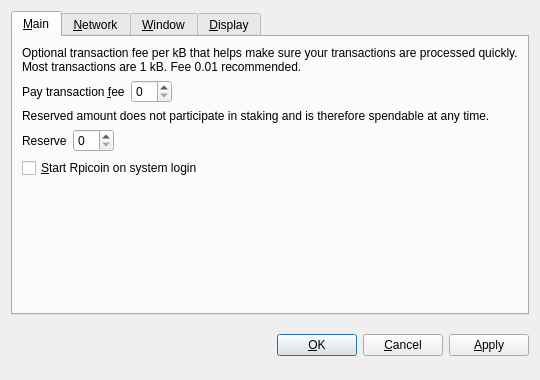
rpicoin/rpicore, file src/qt/forms/optionsdialog.ui: the form before one commit.
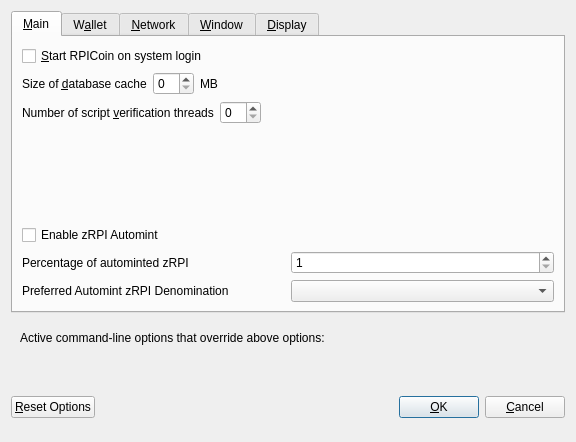
The form after the commit. The open tabs and pages were chosen to show the change. Custom widgets are drawn as their Qt base class.

```diff
--- a/src/qt/forms/optionsdialog.ui
+++ b/src/qt/forms/optionsdialog.ui
@@ -6,8 +6,8 @@
    <rect>
     <x>0</x>
     <y>0</y>
-    <width>540</width>
-    <height>380</height>
+    <width>576</width>
+    <height>442</height>
    </rect>
   </property>
   <property name="windowTitle">
@@ -19,9 +19,6 @@
   <layout class="QVBoxLayout" name="verticalLayout">
    <item>
     <widget class="QTabWidget" name="tabWidget">
-     <property name="tabPosition">
-      <enum>QTabWidget::North</enum>
-     </property>
      <property name="currentIndex">
       <number>3</number>
      </property>
@@ -30,110 +27,257 @@
        <string>&amp;Main</string>
       </attribute>
       <layout class="QVBoxLayout" name="verticalLayout_Main">
-       <item>
-        <widget class="QLabel" name="transactionFeeInfoLabel">
-         <property name="text">
-          <string>Optional transaction fee per kB that helps make sure your transactions are processed quickly. Most transactions are 1 kB. Fee 0.01 recommended.</string>
-         </property>
-         <property name="textFormat">
-          <enum>Qt::PlainText</enum>
-         </property>
-         <property name="wordWrap">
-          <bool>true</bool>
-         </property>
-        </widget>
-       </item>
-       <item>
-        <layout class="QHBoxLayout" name="horizontalLayoutFee">
-         <item>
-          <widget class="QLabel" name="transactionFeeLabel">
-           <property name="text">
-            <string>Pay transaction &amp;fee</string>
-           </property>
-           <property name="textFormat">
-            <enum>Qt::PlainText</enum>
-           </property>
-           <property name="buddy">
-            <cstring>transactionFee</cstring>
-           </property>
-          </widget>
-         </item>
-         <item>
-          <widget class="BitcoinAmountField" name="transactionFee"/>
-         </item>
-         <item>
-          <spacer name="horizontalSpacerFee">
-           <property name="orientation">
-            <enum>Qt::Horizontal</enum>
-           </property>
-           <property name="sizeHint" stdset="0">
-            <size>
-             <width>40</width>
-             <height>20</height>
-            </size>
-           </property>
-          </spacer>
-         </item>
-        </layout>
-       </item>
-       <item>
-        <widget class="QLabel" name="reserveBalanceInfoLabel">
-         <property name="text">
-          <string>Reserved amount does not participate in staking and is therefore spendable at any time.</string>
-         </property>
-         <property name="textFormat">
-          <enum>Qt::PlainText</enum>
-         </property>
-         <property name="wordWrap">
-          <bool>true</bool>
-         </property>
-        </widget>
-       </item>
-       <item>
-        <layout class="QHBoxLayout" name="horizontalLayoutReserveBalance">
-         <item>
-          <widget class="QLabel" name="reserveBalanceLabel">
-           <property name="text">
-            <string>Reserve</string>
-           </property>
-           <property name="textFormat">
-            <enum>Qt::PlainText</enum>
-           </property>
-           <property name="buddy">
-            <cstring>reserveBalance</cstring>
-           </property>
-          </widget>
-         </item>
-         <item>
-          <widget class="BitcoinAmountField" name="reserveBalance"/>
-         </item>
-         <item>
-          <spacer name="horizontalSpacerReserveBalance">
-           <property name="orientation">
-            <enum>Qt::Horizontal</enum>
-           </property>
-           <property name="sizeHint" stdset="0">
-            <size>
-             <width>40</width>
-             <height>20</height>
-            </size>
-           </property>
-          </spacer>
-         </item>
-        </layout>
-       </item>
        <item>
         <widget class="QCheckBox" name="bitcoinAtStartup">
          <property name="toolTip">
           <string>Automatically start Rpicoin after logging in to the system.</string>
          </property>
          <property name="text">
-          <string>&amp;Start Rpicoin on system login</string>
+          <string>&amp;Start RPICoin on system login</string>
          </property>
         </widget>
        </item>
        <item>
-        <spacer name="verticalSpacer_Main">
+        <layout class="QHBoxLayout" name="horizontalLayout_2_Main">
+         <item>
+          <widget class="QLabel" name="databaseCacheLabel">
+           <property name="text">
+            <string>Size of &amp;database cache</string>
+           </property>
+           <property name="textFormat">
+            <enum>Qt::PlainText</enum>
+           </property>
+           <property name="buddy">
+            <cstring>databaseCache</cstring>
+           </property>
+          </widget>
+         </item>
+         <item>
+          <widget class="QSpinBox" name="databaseCache"/>
+         </item>
+         <item>
+          <widget class="QLabel" name="databaseCacheUnitLabel">
+           <property name="text">
+            <string>MB</string>
+           </property>
+           <property name="textFormat">
+            <enum>Qt::PlainText</enum>
+           </property>
+          </widget>
+         </item>
+         <item>
+          <spacer name="horizontalSpacer_2_Main">
+           <property name="orientation">
+            <enum>Qt::Horizontal</enum>
+           </property>
+           <property name="sizeHint" stdset="0">
+            <size>
+             <width>40</width>
+             <height>20</height>
+            </size>
+           </property>
+          </spacer>
+         </item>
+        </layout>
+       </item>
+       <item>
+        <layout class="QHBoxLayout" name="horizontalLayout_3_Main">
+         <item>
+          <widget class="QLabel" name="threadsScriptVerifLabel">
+           <property name="text">
+            <string>Number of script &amp;verification threads</string>
+           </property>
+           <property name="textFormat">
+            <enum>Qt::PlainText</enum>
+           </property>
+           <property name="buddy">
+            <cstring>threadsScriptVerif</cstring>
+           </property>
+          </widget>
+         </item>
+         <item>
+          <widget class="QSpinBox" name="threadsScriptVerif">
+           <property name="toolTip">
+            <string>(0 = auto, &lt;0 = leave that many cores free)</string>
+           </property>
+          </widget>
+         </item>
+         <item>
+          <spacer name="horizontalSpacer_3_Main">
+           <property name="orientation">
+            <enum>Qt::Horizontal</enum>
+           </property>
+           <property name="sizeHint" stdset="0">
+            <size>
+             <width>40</width>
+             <height>20</height>
+            </size>
+           </property>
+          </spacer>
+         </item>
+        </layout>
+       </item>
+       <item>
+        <spacer name="verticalSpacer_2">
+         <property name="orientation">
+          <enum>Qt::Vertical</enum>
+         </property>
+         <property name="sizeHint" stdset="0">
+          <size>
+           <width>20</width>
+           <height>40</height>
+          </size>
+         </property>
+        </spacer>
+       </item>
+       <item>
+        <widget class="QCheckBox" name="checkBoxZeromintEnable">
+         <property name="toolTip">
+          <string>Enable automatic minting of WSP units to zRPI</string>
+         </property>
+         <property name="layoutDirection">
+          <enum>Qt::LeftToRight</enum>
+         </property>
+         <property name="text">
+          <string>Enable zRPI Automint</string>
+         </property>
+        </widget>
+       </item>
+       <item>
+        <layout class="QHBoxLayout" name="horizontalLayout_3">
+         <item>
+          <widget class="QLabel" name="percentage_label">
+           <property name="toolTip">
+            <string>Percentage of incoming WSP which get automatically converted to zRPI via Zerocoin Protocol (min: 10%)</string>
+           </property>
+           <property name="text">
+            <string>Percentage of autominted zRPI</string>
+           </property>
+          </widget>
+         </item>
+         <item>
+          <widget class="QSpinBox" name="zeromintPercentage">
+           <property name="minimum">
+            <number>1</number>
+           </property>
+           <property name="maximum">
+            <number>100</number>
+           </property>
+          </widget>
+         </item>
+        </layout>
+       </item>
+       <item>
+        <layout class="QHBoxLayout" name="horizontalLayout" stretch="0,0">
+         <property name="sizeConstraint">
+          <enum>QLayout::SetFixedSize</enum>
+         </property>
+         <item>
+          <widget class="QLabel" name="labelPreferredDenom">
+           <property name="maximumSize">
+            <size>
+             <width>16777215</width>
+             <height>16777215</height>
+            </size>
+           </property>
+           <property name="toolTip">
+            <string>Wait with automatic conversion to Zerocoin until enough WSP for this denomination is available</string>
+           </property>
+           <property name="text">
+            <string>Preferred Automint zRPI Denomination</string>
+           </property>
+          </widget>
+         </item>
+         <item>
+          <widget class="QComboBox" name="preferredDenom">
+           <property name="maximumSize">
+            <size>
+             <width>16777215</width>
+             <height>27</height>
+            </size>
+           </property>
+           <property name="toolTip">
+            <string>Wait with automatic conversion to Zerocoin until enough WSP for this denomination is available</string>
+           </property>
+           <property name="maxVisibleItems">
+            <number>9</number>
+           </property>
+           <property name="maxCount">
+            <number>9</number>
+           </property>
+          </widget>
+         </item>
+        </layout>
+       </item>
+      </layout>
+     </widget>
+     <widget class="QWidget" name="tabWallet">
+      <attribute name="title">
+       <string>W&amp;allet</string>
+      </attribute>
+      <layout class="QVBoxLayout" name="verticalLayout_Wallet">
+       <item>
+        <layout class="QHBoxLayout" name="horizontalLayout_2_Wallet">
+         <item>
+          <widget class="QLabel" name="labelStakeSplitThresholdText">
+           <property name="text">
+            <string>Stake split threshold:</string>
+           </property>
+          </widget>
+         </item>
+         <item>
+          <widget class="QSpinBox" name="spinBoxStakeSplitThreshold">
+           <property name="minimum">
+            <number>1</number>
+           </property>
+           <property name="maximum">
+            <number>999999</number>
+           </property>
+          </widget>
+         </item>
+        </layout>
+       </item>
+       <item>
+        <widget class="QGroupBox" name="groupBox">
+         <property name="title">
+          <string>Expert</string>
+         </property>
+         <layout class="QVBoxLayout" name="verticalLayout_2">
+          <item>
+           <widget class="QCheckBox" name="coinControlFeatures">
+            <property name="toolTip">
+             <string>Whether to show coin control features or not.</string>
+            </property>
+            <property name="text">
+             <string>Enable coin &amp;control features</string>
+            </property>
+           </widget>
+          </item>
+          <item>
+           <widget class="QCheckBox" name="showMasternodesTab">
+            <property name="toolTip">
+             <string>Show additional tab listing all your masternodes in first sub-tab&lt;br/&gt;and all masternodes on the network in second sub-tab.</string>
+            </property>
+            <property name="text">
+             <string>Show Masternodes Tab</string>
+            </property>
+           </widget>
+          </item>
+          <item>
+           <widget class="QCheckBox" name="spendZeroConfChange">
+            <property name="toolTip">
+             <string>If you disable the spending of unconfirmed change, the change from a transaction&lt;br/&gt;cannot be used until that transaction has at least one confirmation.&lt;br/&gt;This also affects how your balance is computed.</string>
+            </property>
+            <property name="text">
+             <string>&amp;Spend unconfirmed change</string>
+            </property>
+           </widget>
+          </item>
+         </layout>
+        </widget>
+       </item>
+       <item>
+        <spacer name="verticalSpacer_Wallet">
          <property name="orientation">
           <enum>Qt::Vertical</enum>
          </property>
@@ -383,8 +527,67 @@
      </widget>
     </widget>
    </item>
+   <item>
+    <widget class="QFrame" name="frame">
+     <layout class="QVBoxLayout" name="verticalLayout_Bottom">
+      <item>
+       <layout class="QHBoxLayout" name="horizontalLayout_Bottom">
+        <item>
+         <widget class="QLabel" name="overriddenByCommandLineInfoLabel">
+          <property name="text">
+           <string>Active command-line options that override above options:</string>
+          </property>
+          <property name="textFormat">
+           <enum>Qt::PlainText</enum>
+          </property>
+         </widget>
+        </item>
+        <item>
+         <spacer name="horizontalSpacer_Bottom">
+          <property name="orientation">
+           <enum>Qt::Horizontal</enum>
+          </property>
+          <property name="sizeHint" stdset="0">
+           <size>
+            <width>40</width>
+            <height>20</height>
+           </size>
+          </property>
+         </spacer>
+        </item>
+       </layout>
+      </item>
+      <item>
+       <widget class="QLabel" name="overriddenByCommandLineLabel">
+        <property name="text">
+         <string/>
+        </property>
+        <property name="textFormat">
+         <enum>Qt::PlainText</enum>
+        </property>
+        <property name="wordWrap">
+         <bool>true</bool>
+        </property>
+       </widget>
+      </item>
+     </layout>
+    </widget>
+   </item>
    <item>
     <layout class="QHBoxLayout" name="horizontalLayout_Buttons">
+     <item>
+      <widget class="QPushButton" name="resetButton">
+       <property name="toolTip">
+        <string>Reset all client options to default.</string>
+       </property>
+       <property name="text">
+        <string>&amp;Reset Options</string>
+       </property>
+       <property name="autoDefault">
+        <bool>false</bool>
+       </property>
+      </widget>
+     </item>
      <item>
       <spacer name="horizontalSpacer_1">
        <property name="orientation">
@@ -400,6 +603,12 @@
      </item>
      <item>
       <widget class="QLabel" name="statusLabel">
+       <property name="minimumSize">
+        <size>
+         <width>200</width>
+         <height>0</height>
+        </size>
+       </property>
        <property name="font">
         <font>
          <weight>75</weight>
@@ -435,6 +644,12 @@
        <property name="text">
         <string>&amp;OK</string>
        </property>
+       <property name="autoDefault">
+        <bool>false</bool>
+       </property>
+       <property name="default">
+        <bool>true</bool>
+       </property>
       </widget>
      </item>
      <item>
@@ -447,36 +662,21 @@
        </property>
       </widget>
      </item>
-     <item>
-      <widget class="QPushButton" name="applyButton">
-       <property name="text">
-        <string>&amp;Apply</string>
-       </property>
-       <property name="autoDefault">
-        <bool>false</bool>
-       </property>
-      </widget>
-     </item>
     </layout>
    </item>
   </layout>
  </widget>
  <customwidgets>
-  <customwidget>
-   <class>BitcoinAmountField</class>
-   <extends>QSpinBox</extends>
-   <header>bitcoinamountfield.h</header>
-  </customwidget>
-  <customwidget>
-   <class>QValueComboBox</class>
-   <extends>QComboBox</extends>
-   <header>qvaluecombobox.h</header>
-  </customwidget>
   <customwidget>
    <class>QValidatedLineEdit</class>
    <extends>QLineEdit</extends>
    <header>qvalidatedlineedit.h</header>
   </customwidget>
+  <customwidget>
+   <class>QValueComboBox</class>
+   <extends>QComboBox</extends>
+   <header>qvaluecombobox.h</header>
+  </customwidget>
  </customwidgets>
  <resources/>
  <connections/>
```
Left out of the diff: 181 changed lines with no effect on the pictures.
